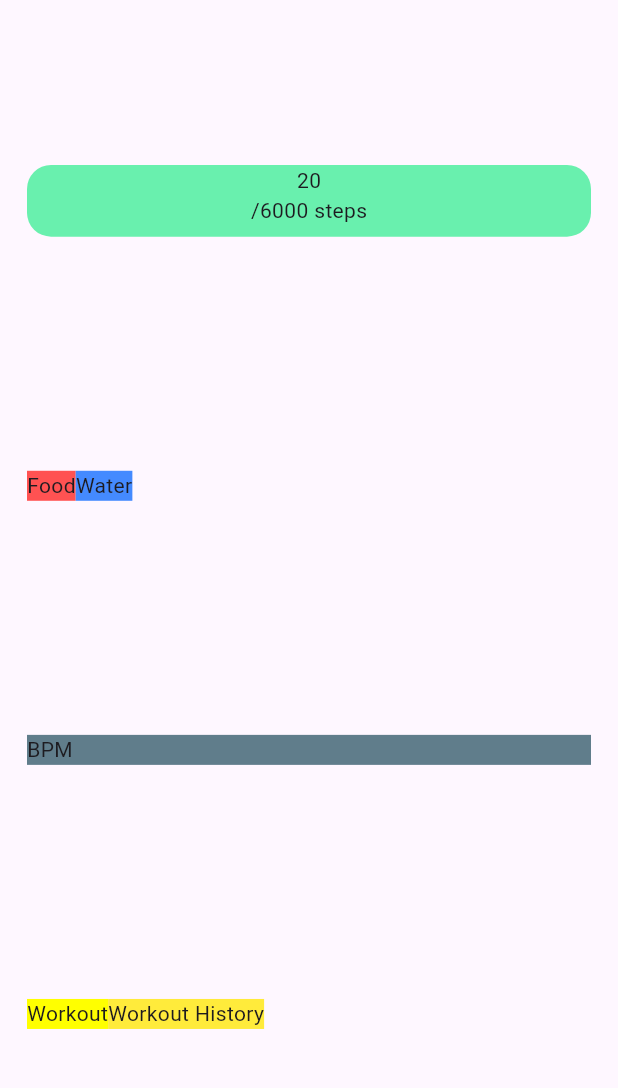
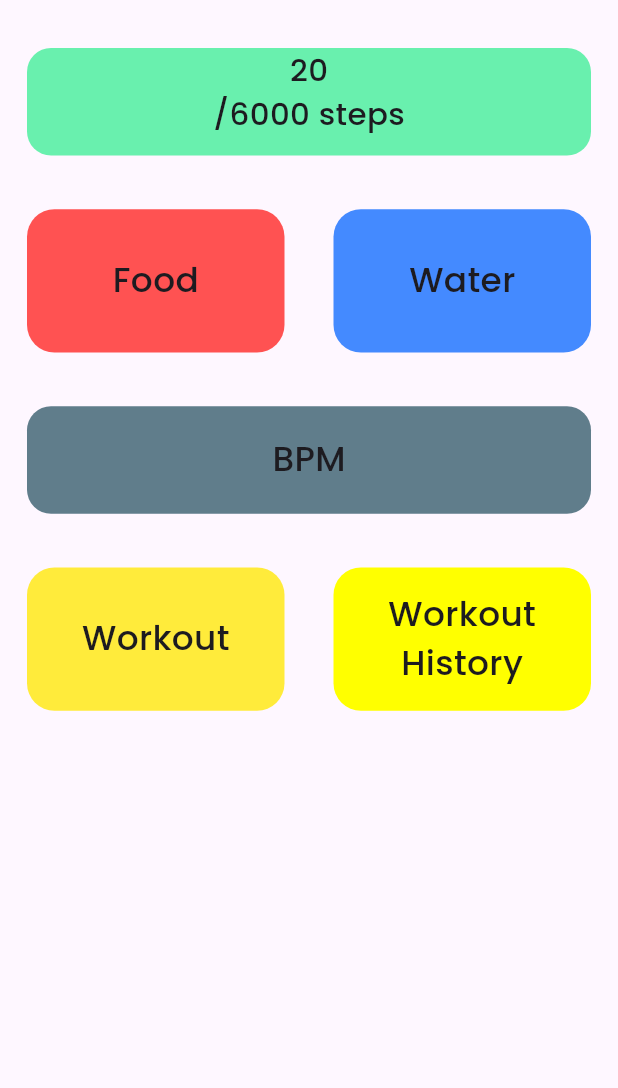
Before and after one commit to HatemReda7/CodeAlpha_Fitness_Tracker_App, a Flutter app: the screen it shows after launch, on a phone screen of 412 x 824 dp, the part 63-1151 px from its top. Run offline on Flutter 3.47's test engine with Material 3 defaults, Android fonts, the phone set to English and light mode, and no system bars; our stand-ins replace flutter_screenutil, google_fonts.

Commit message:
changed app name, changed UI

```diff
--- a/lib/Layout/home_screen.dart
+++ b/lib/Layout/home_screen.dart
@@ -1,5 +1,6 @@
 import 'package:flutter/material.dart';
 import 'package:flutter_screenutil/flutter_screenutil.dart';
+import 'package:google_fonts/google_fonts.dart';
 
 class HomeScreen extends StatelessWidget {
   static const String routeName = "HomeScreen";
@@ -16,43 +17,111 @@ class HomeScreen extends StatelessWidget {
         padding: const EdgeInsets.all(18.0),
         child: Column(
           crossAxisAlignment: CrossAxisAlignment.stretch,
-          mainAxisAlignment: MainAxisAlignment.spaceAround,
           children: [
             Container(
-              decoration: BoxDecoration(color: Colors.greenAccent,borderRadius: BorderRadius.circular(16),),
+              decoration: BoxDecoration(
+                color: Colors.greenAccent,
+                borderRadius: BorderRadius.circular(16),
+              ),
               alignment: Alignment.center,
-              height: 40.h,
-              child: const Column(
+              height: 60.h,
+              child: Column(
                 children: [
-                  Text("20"),
-                  Text("/6000 steps")
+                  Text(
+                    "20",
+                    style: GoogleFonts.poppins(
+                        fontSize: 18.sp, fontWeight: FontWeight.w500),
+                  ),
+                  Text(
+                    "/6000 steps",
+                    style: GoogleFonts.poppins(
+                        fontSize: 18.sp, fontWeight: FontWeight.w500),
+                  )
                 ],
               ),
             ),
+            SizedBox(
+              height: 30.h,
+            ),
             Row(
+              mainAxisAlignment: MainAxisAlignment.spaceBetween,
               children: [
                 Container(
-                  color: Colors.redAccent,
-                  child: const Text("Food"),
+                  height: 80.h,
+                  width: 150.w,
+                  alignment: Alignment.center,
+                  decoration: BoxDecoration(
+                      color: Colors.redAccent,
+                      borderRadius: BorderRadius.circular(16.r)),
+                  child: Text(
+                    "Food",
+                    style: GoogleFonts.poppins(
+                        fontSize: 20.sp, fontWeight: FontWeight.w500),
+                  ),
                 ),
                 Container(
-                  color: Colors.blueAccent,
-                  child: const Text("Water"),
+                  height: 80.h,
+                  width: 150.w,
+                  alignment: Alignment.center,
+                  decoration: BoxDecoration(
+                      color: Colors.blueAccent,
+                      borderRadius: BorderRadius.circular(16.r)),
+                  child: Text(
+                    "Water",
+                    style: GoogleFonts.poppins(
+                        fontSize: 20.sp, fontWeight: FontWeight.w500),
+                  ),
                 ),
               ],
             ),
+            SizedBox(
+              height: 30.h,
+            ),
             Container(
-              color: Colors.blueGrey,
-              child: const Text("BPM"),),
+              decoration: BoxDecoration(
+                color: Colors.blueGrey,
+                borderRadius: BorderRadius.circular(16),
+              ),
+              alignment: Alignment.center,
+              height: 60.h,
+              child: Text(
+                "BPM",
+                style: GoogleFonts.poppins(
+                    fontSize: 20.sp, fontWeight: FontWeight.w500),
+              ),
+            ),
+            SizedBox(
+              height: 30.h,
+            ),
             Row(
+              mainAxisAlignment: MainAxisAlignment.spaceBetween,
               children: [
                 Container(
-                  color: Colors.yellowAccent,
-                  child: const Text("Workout"),
+                  height: 80.h,
+                  width: 150.w,
+                  alignment: Alignment.center,
+                  decoration: BoxDecoration(
+                      color: Colors.yellow,
+                      borderRadius: BorderRadius.circular(16.r)),
+                  child: Text(
+                    "Workout",
+                    style: GoogleFonts.poppins(
+                        fontSize: 20.sp, fontWeight: FontWeight.w500),
+                  ),
                 ),
                 Container(
-                  color: Colors.yellow,
-                  child: const Text("Workout History"),
+                  height: 80.h,
+                  width: 150.w,
+                  alignment: Alignment.center,
+                  decoration: BoxDecoration(
+                      color: Colors.yellowAccent,
+                      borderRadius: BorderRadius.circular(16.r)),
+                  child: Text(
+                    "Workout History",
+                    style: GoogleFonts.poppins(
+                        fontSize: 20.sp, fontWeight: FontWeight.w500),
+                    textAlign: TextAlign.center,
+                  ),
                 ),
               ],
             ),
--- a/pubspec.yaml
+++ b/pubspec.yaml
@@ -37,6 +37,7 @@ dependencies:
   cupertino_icons: ^1.0.6
   flutter_screenutil: ^5.9.0
   google_fonts: ^6.1.0
+  animations: ^2.0.11
 
 dev_dependencies:
   flutter_test:
```
Also changed, not shown: pubspec.lock, 1 other file.
